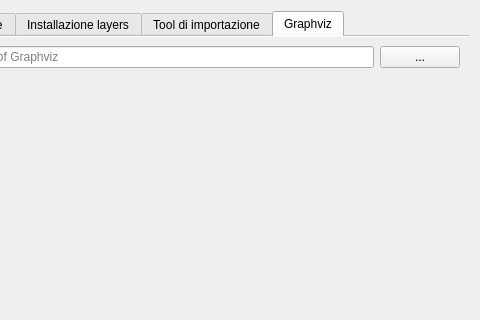
Old version of the form modules/gui/Ui_pyarchinitConfig.ui in the repository pyarchinit/pyarchinit; both pictures show x 156 to 636 and y 0 to 320 of the 636 by 616 pixel window.
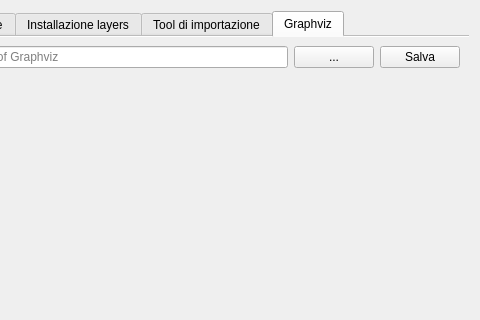
New version of the form. The open tabs and pages were chosen to show the change. Icons and pictures are not drawn.

Commit message: fix method to set graphviz path to environmental variable

```diff
--- a/modules/gui/Ui_pyarchinitConfig.ui
+++ b/modules/gui/Ui_pyarchinitConfig.ui
@@ -852,6 +852,13 @@
              </property>
             </widget>
            </item>
+           <item>
+            <widget class="QPushButton" name="pbnSaveEnvironPath">
+             <property name="text">
+              <string>Salva</string>
+             </property>
+            </widget>
+           </item>
           </layout>
          </item>
          <item>
```
The commit also changes 1 other file.
